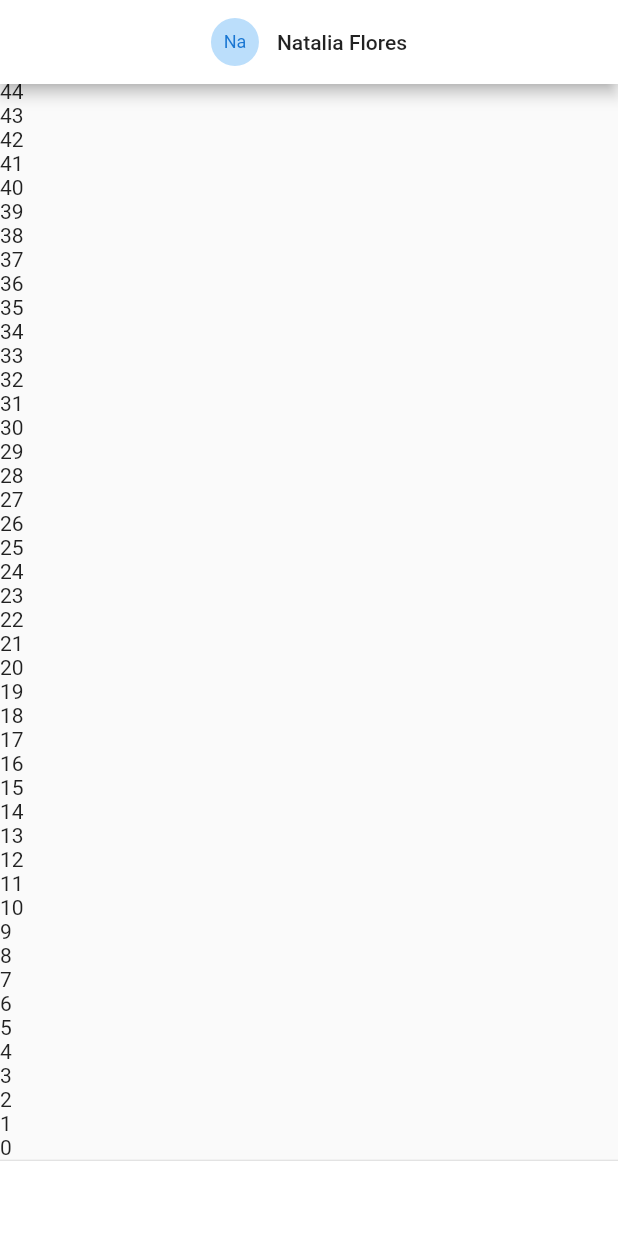
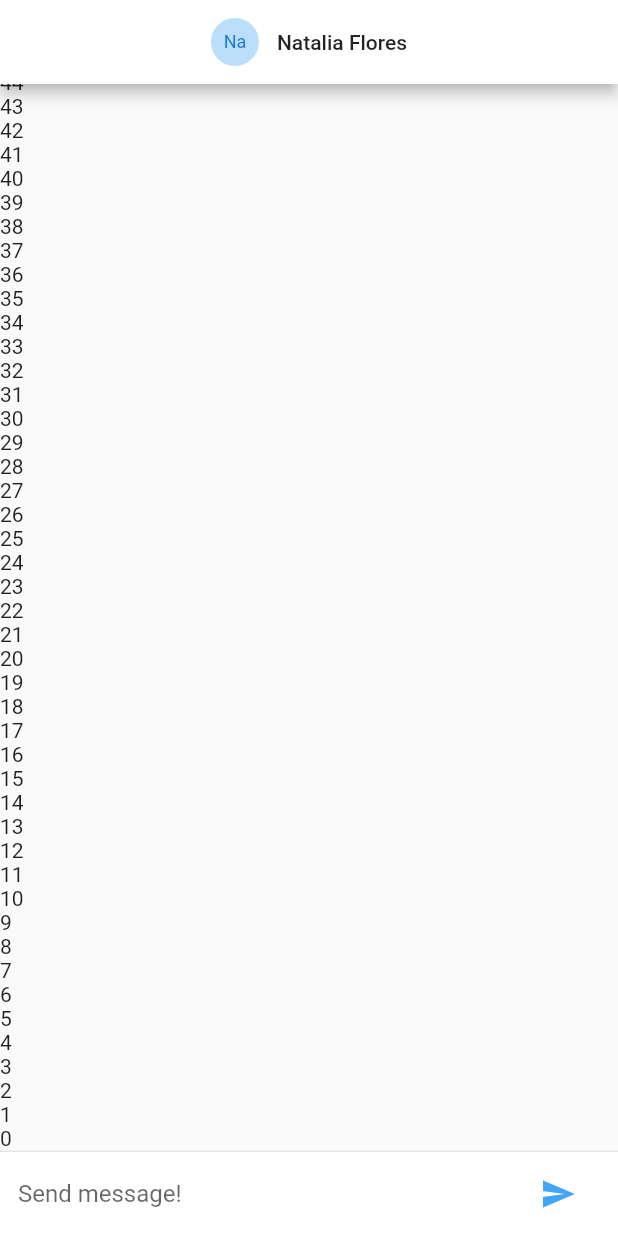
Before and after one commit to paulmrg-461/flutter-realtime-chat, a Flutter app: the screen it shows after launch, on a phone screen of 412 x 824 dp. Run offline on Flutter 3.47's test engine with Material 2 defaults, Android fonts, the phone set to English and light mode, and no system bars; our stand-ins replace pull_to_refresh.

Commit message:
64. Chat text input area

```diff
--- a/lib/pages/chat_page.dart
+++ b/lib/pages/chat_page.dart
@@ -1,6 +1,17 @@
+import 'dart:io';
+
+import 'package:flutter/cupertino.dart';
 import 'package:flutter/material.dart';
 
-class ChatPage extends StatelessWidget {
+class ChatPage extends StatefulWidget {
+  @override
+  _ChatPageState createState() => _ChatPageState();
+}
+
+class _ChatPageState extends State<ChatPage> {
+  final _textController = new TextEditingController();
+  final _focusNode = new FocusNode();
+
   @override
   Widget build(BuildContext context) {
     return Scaffold(
@@ -20,7 +31,7 @@ class ChatPage extends StatelessWidget {
             //TODO: TextBox
             Container(
               color: Colors.white,
-              height: 50.0,
+              child: _inputChat(),
             )
           ],
         ),
@@ -51,4 +62,44 @@ class ChatPage extends StatelessWidget {
           ],
         ));
   }
+
+  Widget _inputChat() {
+    return SafeArea(
+        child: Container(
+      margin: EdgeInsets.symmetric(horizontal: 12.0, vertical: 4.0),
+      child: Row(
+        children: [
+          Flexible(
+              child: TextField(
+            controller: _textController,
+            onSubmitted: _handleSubmit,
+            onChanged: (String text) {
+              //TODO: cuando hay un valor, para poder postear
+            },
+            decoration: InputDecoration.collapsed(hintText: 'Send message!'),
+            focusNode: _focusNode,
+          )),
+
+          //Send button
+          Container(
+              margin: EdgeInsets.symmetric(horizontal: 4.0),
+              child: Platform.isIOS
+                  ? CupertinoButton(child: Text('Enviar'), onPressed: () {})
+                  : Container(
+                      //margin: EdgeInsets.symmetric(horizontal: 4.0),
+                      child: IconButton(
+                          icon: Icon(Icons.send),
+                          color: Colors.blue[400],
+                          onPressed: () {}),
+                    ))
+        ],
+      ),
+    ));
+  }
+
+  _handleSubmit(String text) {
+    print(text);
+    _textController.clear();
+    _focusNode.requestFocus();
+  }
 }
```
